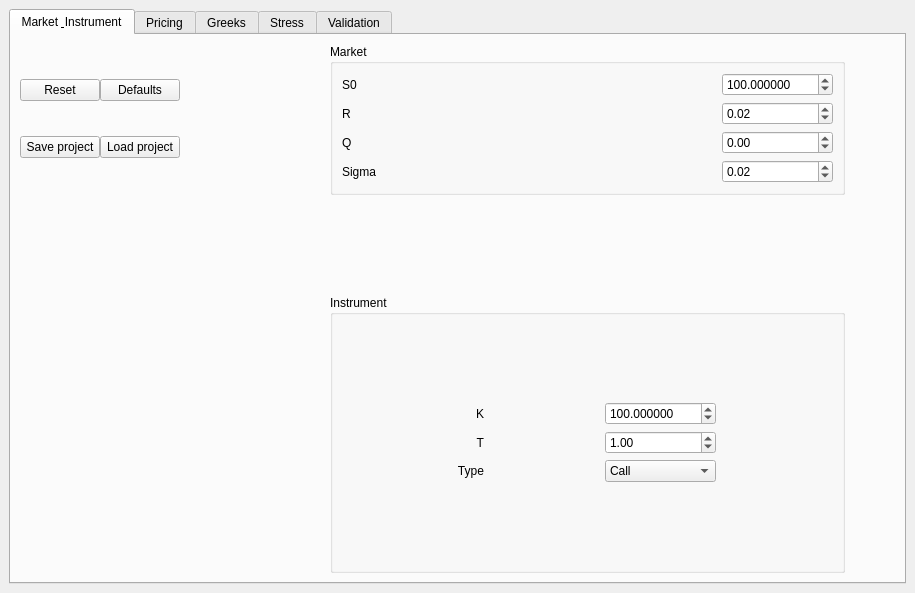
Qt form riskworkbench/app/gui/ui/MainWindow.ui (eliot-katz/projets) before a commit.
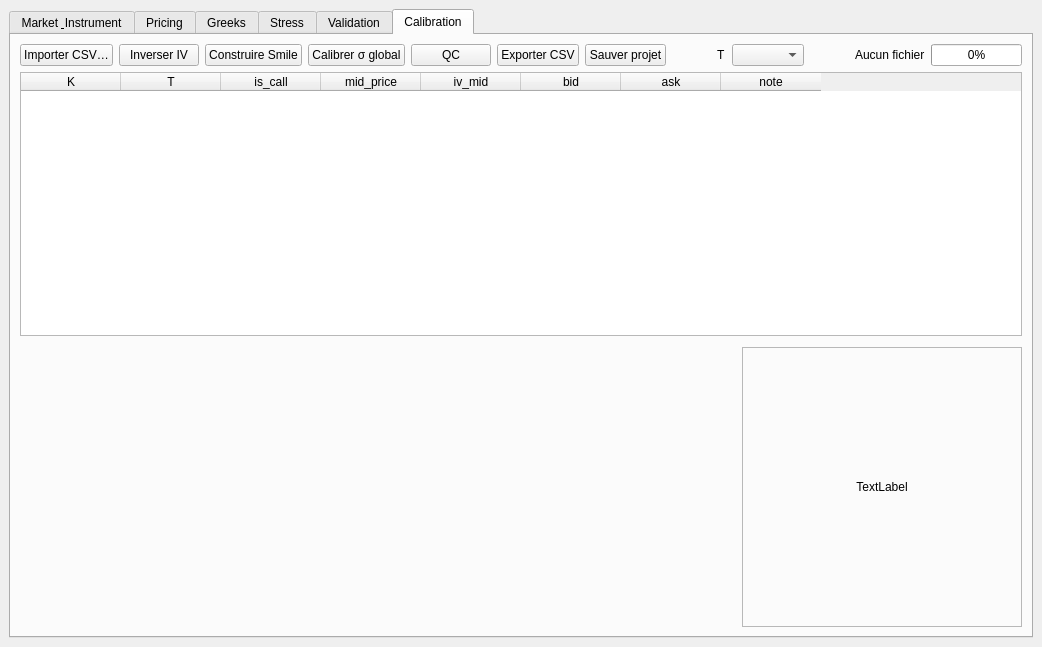
The same form after that commit. The open tabs and pages were chosen to show the change.

Commit message: Phase 4 - Calibration, Smile et Interopérabilité Monte Carlo

What changed in the file:
```diff
--- a/riskworkbench/app/gui/ui/MainWindow.ui
+++ b/riskworkbench/app/gui/ui/MainWindow.ui
@@ -6,8 +6,8 @@
    <rect>
     <x>0</x>
     <y>0</y>
-    <width>915</width>
-    <height>593</height>
+    <width>1042</width>
+    <height>647</height>
    </rect>
   </property>
   <property name="windowTitle">
@@ -48,114 +48,6 @@
           <property name="verticalSpacing">
            <number>100</number>
           </property>
-          <item row="2" column="1">
-           <widget class="QGroupBox" name="groupBox_2">
-            <property name="title">
-             <string>Instrument</string>
-            </property>
-            <layout class="QVBoxLayout" name="verticalLayout_2">
-             <item>
-              <layout class="QGridLayout" name="gridLayout_2">
-               <item row="0" column="1">
-                <widget class="QDoubleSpinBox" name="sbK">
-                 <property name="sizePolicy">
-                  <sizepolicy hsizetype="Fixed" vsizetype="Fixed">
-                   <horstretch>0</horstretch>
-                   <verstretch>0</verstretch>
-                  </sizepolicy>
-                 </property>
-                 <property name="decimals">
-                  <number>6</number>
-                 </property>
-                 <property name="minimum">
-                  <double>0.010000000000000</double>
-                 </property>
-                 <property name="maximum">
-                  <double>1000000000.000000000000000</double>
-                 </property>
-                 <property name="value">
-                  <double>100.000000000000000</double>
-                 </property>
-                </widget>
-               </item>
-               <item row="0" column="0">
-                <widget class="QLabel" name="label_7">
-                 <property name="text">
-                  <string>K</string>
-                 </property>
-                 <property name="alignment">
-                  <set>Qt::AlignRight|Qt::AlignTrailing|Qt::AlignVCenter</set>
-                 </property>
-                </widget>
-               </item>
-               <item row="2" column="0">
-                <widget class="QLabel" name="label_5">
-                 <property name="sizePolicy">
-                  <sizepolicy hsizetype="Fixed" vsizetype="Preferred">
-                   <horstretch>0</horstretch>
-                   <verstretch>0</verstretch>
-                  </sizepolicy>
-                 </property>
-                 <property name="layoutDirection">
-                  <enum>Qt::RightToLeft</enum>
-                 </property>
-                 <property name="text">
-                  <string>Type</string>
-                 </property>
-                 <property name="alignment">
-                  <set>Qt::AlignRight|Qt::AlignTrailing|Qt::AlignVCenter</set>
-                 </property>
-                </widget>
-               </item>
-               <item row="1" column="0">
-                <widget class="QLabel" name="label_6">
-                 <property name="text">
-                  <string>T</string>
-                 </property>
-                 <property name="alignment">
-                  <set>Qt::AlignRight|Qt::AlignTrailing|Qt::AlignVCenter</set>
-                 </property>
-                </widget>
-               </item>
-               <item row="1" column="1">
-                <widget class="QDoubleSpinBox" name="sbT">
-                 <property name="maximum">
-                  <double>100.000000000000000</double>
-                 </property>
-                 <property name="singleStep">
-                  <double>0.010000000000000</double>
-                 </property>
-                 <property name="value">
-                  <double>1.000000000000000</double>
-                 </property>
-                </widget>
-               </item>
-               <item row="2" column="1">
-                <layout class="QHBoxLayout" name="horizontalLayout_2">
-                 <item>
-                  <widget class="QComboBox" name="cbType">
-                   <property name="editable">
-                    <bool>false</bool>
-                   </property>
-                   <item>
-                    <property name="text">
-                     <string>Call</string>
-                    </property>
-                   </item>
-                   <item>
-                    <property name="text">
-                     <string>Put</string>
-                    </property>
-                   </item>
-                  </widget>
-                 </item>
-                </layout>
-               </item>
-              </layout>
-             </item>
-            </layout>
-           </widget>
-          </item>
           <item row="1" column="0">
            <layout class="QGridLayout" name="gridLayout_10">
             <property name="sizeConstraint">
@@ -320,6 +212,121 @@
             </layout>
            </widget>
           </item>
+          <item row="3" column="1">
+           <widget class="QGroupBox" name="groupBox_2">
+            <property name="title">
+             <string>Instrument</string>
+            </property>
+            <layout class="QVBoxLayout" name="verticalLayout_2">
+             <item>
+              <layout class="QGridLayout" name="gridLayout_2">
+               <item row="0" column="1">
+                <widget class="QDoubleSpinBox" name="sbK">
+                 <property name="sizePolicy">
+                  <sizepolicy hsizetype="Fixed" vsizetype="Fixed">
+                   <horstretch>0</horstretch>
+                   <verstretch>0</verstretch>
+                  </sizepolicy>
+                 </property>
+                 <property name="decimals">
+                  <number>6</number>
+                 </property>
+                 <property name="minimum">
+                  <double>0.010000000000000</double>
+                 </property>
+                 <property name="maximum">
+                  <double>1000000000.000000000000000</double>
+                 </property>
+                 <property name="value">
+                  <double>100.000000000000000</double>
+                 </property>
+                </widget>
+               </item>
+               <item row="0" column="0">
+                <widget class="QLabel" name="label_7">
+                 <property name="text">
+                  <string>K</string>
+                 </property>
+                 <property name="alignment">
+                  <set>Qt::AlignRight|Qt::AlignTrailing|Qt::AlignVCenter</set>
+                 </property>
+                </widget>
+               </item>
+               <item row="2" column="0">
+                <widget class="QLabel" name="label_5">
+                 <property name="sizePolicy">
+                  <sizepolicy hsizetype="Fixed" vsizetype="Preferred">
+                   <horstretch>0</horstretch>
+                   <verstretch>0</verstretch>
+                  </sizepolicy>
+                 </property>
+                 <property name="layoutDirection">
+                  <enum>Qt::RightToLeft</enum>
+                 </property>
+                 <property name="text">
+                  <string>Type</string>
+                 </property>
+                 <property name="alignment">
+                  <set>Qt::AlignRight|Qt::AlignTrailing|Qt::AlignVCenter</set>
+                 </property>
+                </widget>
+               </item>
+               <item row="1" column="0">
+                <widget class="QLabel" name="label_6">
+                 <property name="text">
+                  <string>T</string>
+                 </property>
+                 <property name="alignment">
+                  <set>Qt::AlignRight|Qt::AlignTrailing|Qt::AlignVCenter</set>
+                 </property>
+                </widget>
+               </item>
+               <item row="1" column="1">
+                <widget class="QDoubleSpinBox" name="sbT">
+                 <property name="maximum">
+                  <double>100.000000000000000</double>
+                 </property>
+                 <property name="singleStep">
+                  <double>0.010000000000000</double>
+                 </property>
+                 <property name="value">
+                  <double>1.000000000000000</double>
+                 </property>
+                </widget>
+               </item>
+               <item row="2" column="1">
+                <layout class="QHBoxLayout" name="horizontalLayout_2">
+                 <item>
+                  <widget class="QComboBox" name="cbType">
+                   <property name="editable">
+                    <bool>false</bool>
+                   </property>
+                   <item>
+                    <property name="text">
+                     <string>Call</string>
+                    </property>
+                   </item>
+                   <item>
+                    <property name="text">
+                     <string>Put</string>
+                    </property>
+                   </item>
+                  </widget>
+                 </item>
+                </layout>
+               </item>
+              </layout>
+             </item>
+            </layout>
+           </widget>
+          </item>
+          <item row="2" column="0">
+           <widget class="QPushButton" name="btnExportPng">
+            <property name="text">
+             <string>Export Graph</string>
+            </property>
+           </widget>
+          </item>
          </layout>
         </item>
        </layout>
@@ -1264,6 +1271,277 @@
         </item>
        </layout>
       </widget>
+      <widget class="QWidget" name="tabCalibration">
+       <attribute name="title">
+        <string>Calibration</string>
+       </attribute>
+       <layout class="QHBoxLayout" name="horizontalLayout_11">
+        <item>
+         <layout class="QVBoxLayout" name="vlCalibration" stretch="1,3,0,3">
+          <item>
+           <layout class="QHBoxLayout" name="horizontalLayout_12">
+            <item>
+             <widget class="QPushButton" name="btnCalibOpen">
+              <property name="sizePolicy">
+               <sizepolicy hsizetype="Fixed" vsizetype="Fixed">
+                <horstretch>0</horstretch>
+                <verstretch>0</verstretch>
+               </sizepolicy>
+              </property>
+              <property name="text">
+               <string>Importer CSV…</string>
+              </property>
+             </widget>
+            </item>
+            <item>
+             <widget class="QPushButton" name="btnCalibInvert">
+              <property name="sizePolicy">
+               <sizepolicy hsizetype="Fixed" vsizetype="Fixed">
+                <horstretch>0</horstretch>
+                <verstretch>0</verstretch>
+               </sizepolicy>
+              </property>
+              <property name="text">
+               <string>Inverser IV</string>
+              </property>
+             </widget>
+            </item>
+            <item>
+             <widget class="QPushButton" name="btnCalibSmile">
+              <property name="sizePolicy">
+               <sizepolicy hsizetype="Fixed" vsizetype="Fixed">
+                <horstretch>0</horstretch>
+                <verstretch>0</verstretch>
+               </sizepolicy>
+              </property>
+              <property name="text">
+               <string>Construire Smile</string>
+              </property>
+             </widget>
+            </item>
+            <item>
+             <widget class="QPushButton" name="btnCalibFitGlobal">
+              <property name="sizePolicy">
+               <sizepolicy hsizetype="Fixed" vsizetype="Fixed">
+                <horstretch>0</horstretch>
+                <verstretch>0</verstretch>
+               </sizepolicy>
+              </property>
+              <property name="text">
+               <string>Calibrer σ global</string>
+              </property>
+             </widget>
+            </item>
+            <item>
+             <widget class="QPushButton" name="btnCalibRunQc">
+              <property name="sizePolicy">
+               <sizepolicy hsizetype="Fixed" vsizetype="Fixed">
+                <horstretch>0</horstretch>
+                <verstretch>0</verstretch>
+               </sizepolicy>
+              </property>
+              <property name="text">
+               <string>QC</string>
+              </property>
+             </widget>
+            </item>
+            <item>
+             <widget class="QPushButton" name="btnCalibExport">
+              <property name="sizePolicy">
+               <sizepolicy hsizetype="Fixed" vsizetype="Fixed">
+                <horstretch>0</horstretch>
+                <verstretch>0</verstretch>
+               </sizepolicy>
+              </property>
+              <property name="text">
+               <string>Exporter CSV</string>
+              </property>
+             </widget>
+            </item>
+            <item>
+             <widget class="QPushButton" name="btnCalibSaveProject">
+              <property name="sizePolicy">
+               <sizepolicy hsizetype="Fixed" vsizetype="Fixed">
+                <horstretch>0</horstretch>
+                <verstretch>0</verstretch>
+               </sizepolicy>
+              </property>
+              <property name="text">
+               <string>Sauver projet</string>
+              </property>
+             </widget>
+            </item>
+            <item>
+             <spacer name="horizontalSpacer">
+              <property name="orientation">
+               <enum>Qt::Horizontal</enum>
+              </property>
+              <property name="sizeHint" stdset="0">
+               <size>
+                <width>40</width>
+                <height>20</height>
+               </size>
+              </property>
+             </spacer>
+            </item>
+            <item>
+             <widget class="QLabel" name="lblCalibTitle">
+              <property name="text">
+               <string>T</string>
+              </property>
+             </widget>
+            </item>
+            <item>
+             <widget class="QComboBox" name="cbCalibT"/>
+            </item>
+            <item>
+             <spacer name="horizontalSpacer_2">
+              <property name="orientation">
+               <enum>Qt::Horizontal</enum>
+              </property>
+              <property name="sizeHint" stdset="0">
+               <size>
+                <width>40</width>
+                <height>20</height>
+               </size>
+              </property>
+             </spacer>
+            </item>
+            <item>
+             <widget class="QLabel" name="lblCalibMeta">
+              <property name="sizePolicy">
+               <sizepolicy hsizetype="Preferred" vsizetype="Ignored">
+                <horstretch>0</horstretch>
+                <verstretch>0</verstretch>
+               </sizepolicy>
+              </property>
+              <property name="text">
+               <string>Aucun fichier</string>
+              </property>
+             </widget>
+            </item>
+            <item>
+             <widget class="QProgressBar" name="calibProgress">
+              <property name="value">
+               <number>0</number>
+              </property>
+             </widget>
+            </item>
+           </layout>
+          </item>
+          <item>
+           <widget class="QTableWidget" name="tblCalibPreview">
+            <property name="minimumSize">
+             <size>
+              <width>160</width>
+              <height>200</height>
+             </size>
+            </property>
+            <property name="columnCount">
+             <number>8</number>
+            </property>
+            <column>
+             <property name="text">
+              <string>K</string>
+             </property>
+            </column>
+            <column>
+             <property name="text">
+              <string>T</string>
+             </property>
+            </column>
+            <column>
+             <property name="text">
+              <string>is_call</string>
+             </property>
+            </column>
+            <column>
+             <property name="text">
+              <string>mid_price</string>
+             </property>
+            </column>
+            <column>
+             <property name="text">
+              <string>iv_mid</string>
+             </property>
+            </column>
+            <column>
+             <property name="text">
+              <string>bid</string>
+             </property>
+            </column>
+            <column>
+             <property name="text">
+              <string>ask</string>
+             </property>
+            </column>
+            <column>
+             <property name="text">
+              <string>note</string>
+             </property>
+            </column>
+           </widget>
+          </item>
+          <item>
+           <spacer name="verticalSpacer_3">
+            <property name="orientation">
+             <enum>Qt::Vertical</enum>
+            </property>
+            <property name="sizeHint" stdset="0">
+             <size>
+              <width>20</width>
+              <height>5</height>
+             </size>
+            </property>
+           </spacer>
+          </item>
+          <item>
+           <layout class="QHBoxLayout" name="horizontalLayout_14" stretch="1,1,0">
+            <item>
+             <widget class="QWidget" name="chartCalibSmilePH" native="true">
+              <property name="minimumSize">
+               <size>
+                <width>0</width>
+                <height>280</height>
+               </size>
+              </property>
+             </widget>
+            </item>
+            <item>
+             <widget class="QWidget" name="chartCalibResidPH" native="true">
+              <property name="minimumSize">
+               <size>
+                <width>0</width>
+                <height>280</height>
+               </size>
+              </property>
+             </widget>
+            </item>
+            <item>
+             <widget class="QLabel" name="lblCalibHeatmap">
+              <property name="minimumSize">
+               <size>
+                <width>280</width>
+                <height>280</height>
+               </size>
+              </property>
+              <property name="frameShape">
+               <enum>QFrame::StyledPanel</enum>
+              </property>
+              <property name="text">
+               <string>TextLabel</string>
+              </property>
+              <property name="alignment">
+               <set>Qt::AlignCenter</set>
+              </property>
+             </widget>
+            </item>
+           </layout>
+          </item>
+         </layout>
+        </item>
+       </layout>
+      </widget>
      </widget>
     </item>
    </layout>
```
Left out of the diff: 189 changed lines with no effect on the pictures. The commit also changes 75 other files.
